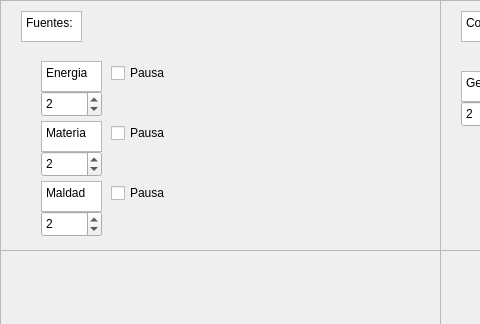
arty4325/IC2001-MonsterFactory, file MonsterFactory/mainwindow.ui: the form before one commit; both pictures show x 0 to 480 and y 0 to 324 of the 1366 by 768 pixel window.
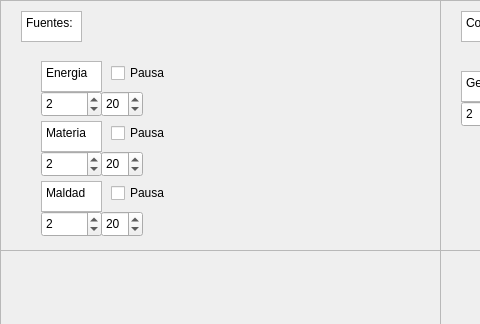
The form after the commit.

Diff of the .ui file:
```diff
--- a/MonsterFactory/mainwindow.ui
+++ b/MonsterFactory/mainwindow.ui
@@ -484,6 +484,54 @@
        <string>Pausa</string>
       </property>
      </widget>
+     <widget class="QSpinBox" name="spinBox">
+      <property name="geometry">
+       <rect>
+        <x>100</x>
+        <y>90</y>
+        <width>42</width>
+        <height>26</height>
+       </rect>
+      </property>
+      <property name="minimum">
+       <number>1</number>
+      </property>
+      <property name="value">
+       <number>20</number>
+      </property>
+     </widget>
+     <widget class="QSpinBox" name="spinBox_2">
+      <property name="geometry">
+       <rect>
+        <x>100</x>
+        <y>150</y>
+        <width>42</width>
+        <height>26</height>
+       </rect>
+      </property>
+      <property name="minimum">
+       <number>1</number>
+      </property>
+      <property name="value">
+       <number>20</number>
+      </property>
+     </widget>
+     <widget class="QSpinBox" name="spinBox_3">
+      <property name="geometry">
+       <rect>
+        <x>100</x>
+        <y>210</y>
+        <width>42</width>
+        <height>26</height>
+       </rect>
+      </property>
+      <property name="minimum">
+       <number>1</number>
+      </property>
+      <property name="value">
+       <number>20</number>
+      </property>
+     </widget>
     </widget>
    </widget>
   </widget>
```
